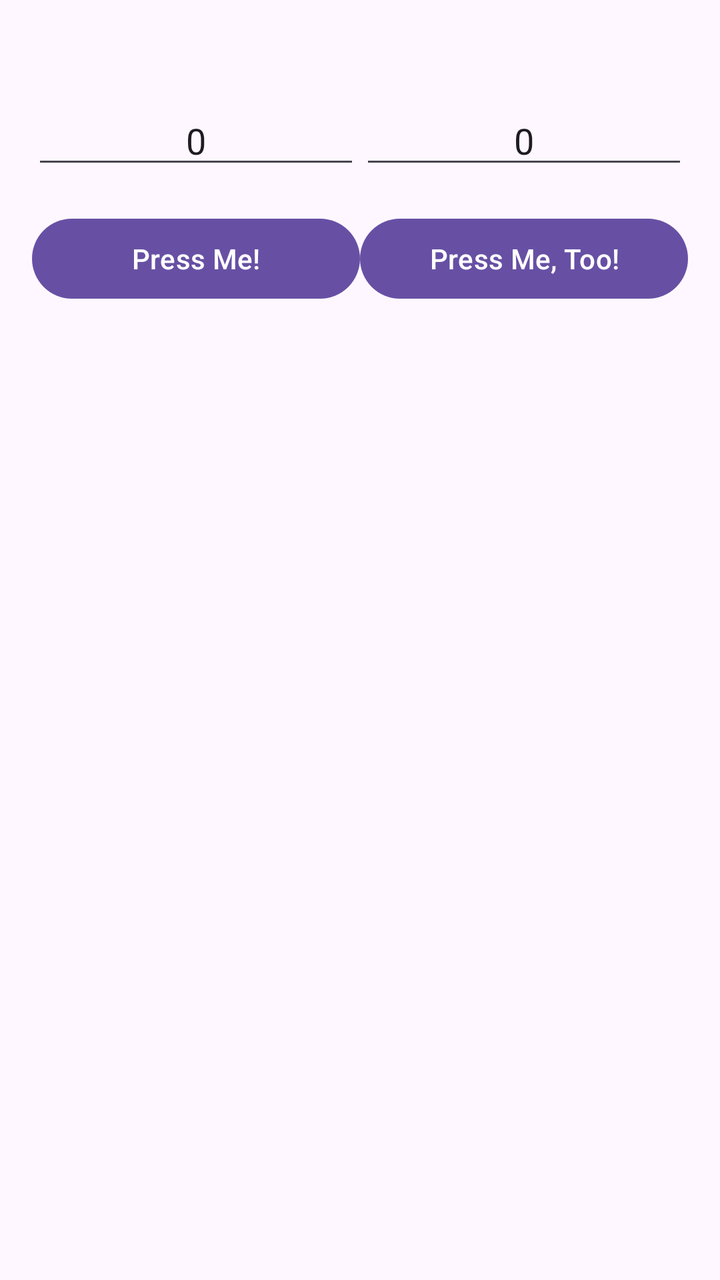
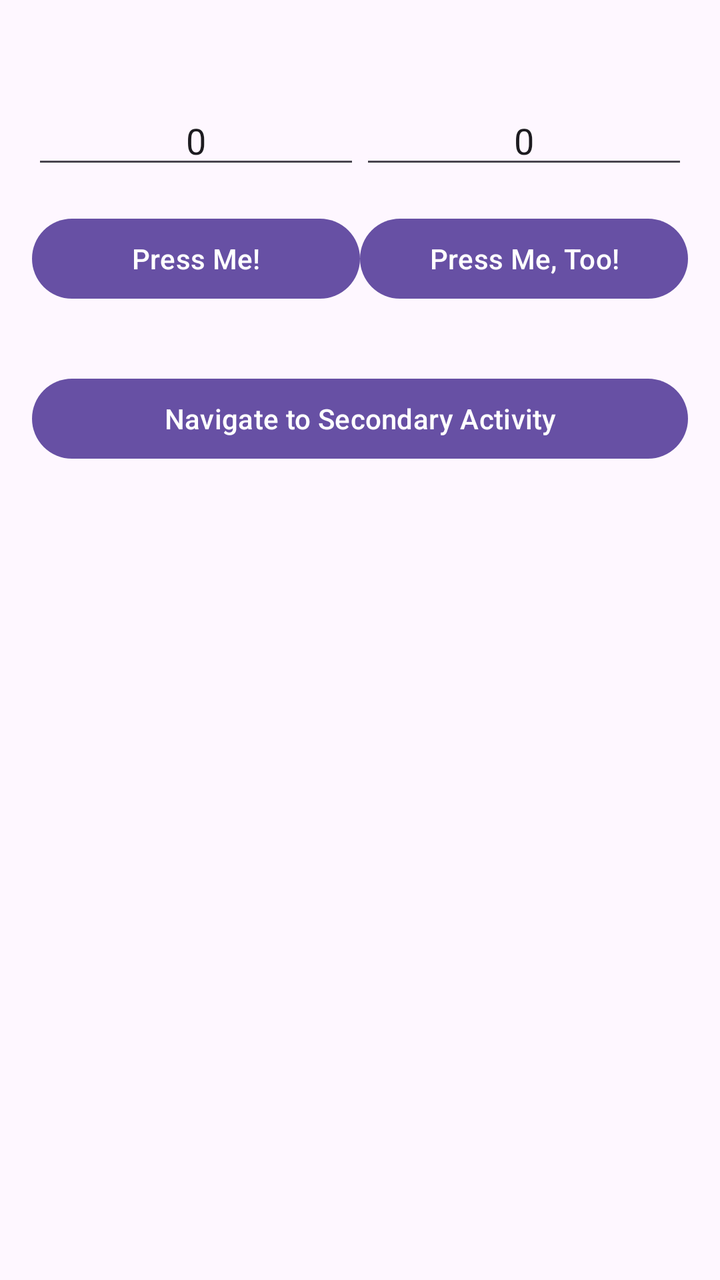

An Android layout rendered at two revisions. The XML below is the earlier revision; the diff shows what the commit changed to produce the second picture.
<!-- AndroidManifest.xml: application theme Theme.PracticalTest01 -->
<!-- res/layout/activity_practical_test01_main.xml -->
<?xml version="1.0" encoding="utf-8"?>
<androidx.constraintlayout.widget.ConstraintLayout xmlns:android="http://schemas.android.com/apk/res/android"
    xmlns:app="http://schemas.android.com/apk/res-auto"
    xmlns:tools="http://schemas.android.com/tools"
    android:id="@+id/main"
    android:layout_width="match_parent"
    android:layout_height="match_parent"
    android:padding="16dp"
    tools:context=".PracticalTest01MainActivity">

    
    <EditText
        android:id="@+id/left_text_field"
        android:layout_width="0dp"
        android:layout_height="wrap_content"
        android:text="0"
        android:textAlignment="center"
        android:focusable="false"
        android:clickable="false"
        android:inputType="none"
        android:layout_marginTop="32dp"
        app:layout_constraintTop_toTopOf="parent"
        app:layout_constraintStart_toStartOf="parent"
        app:layout_constraintEnd_toStartOf="@+id/right_text_field"
        app:layout_constraintHorizontal_chainStyle="spread" />

    
    <EditText
        android:id="@+id/right_text_field"
        android:layout_width="0dp"
        android:layout_height="wrap_content"
        android:text="0"
        android:textAlignment="center"
        android:focusable="false"
        android:clickable="false"
        android:inputType="none"
        android:layout_marginTop="32dp"
        app:layout_constraintTop_toTopOf="parent"
        app:layout_constraintStart_toEndOf="@+id/left_text_field"
        app:layout_constraintEnd_toEndOf="parent" />

    
    <Button
        android:id="@+id/left_button"
        android:layout_width="0dp"
        android:layout_height="wrap_content"
        android:text="Press Me!"
        android:layout_marginTop="16dp"
        app:layout_constraintTop_toBottomOf="@+id/left_text_field"
        app:layout_constraintStart_toStartOf="@+id/left_text_field"
        app:layout_constraintEnd_toEndOf="@+id/left_text_field" />

    
    <Button
        android:id="@+id/right_button"
        android:layout_width="0dp"
        android:layout_height="wrap_content"
        android:text="Press Me, Too!"
        android:layout_marginTop="16dp"
        app:layout_constraintTop_toBottomOf="@+id/right_text_field"
        app:layout_constraintStart_toStartOf="@+id/right_text_field"
        app:layout_constraintEnd_toEndOf="@+id/right_text_field" />

</androidx.constraintlayout.widget.ConstraintLayout>
<!-- resources referenced by this layout -->
<resources>
  <style name="Theme.PracticalTest01" parent="Base.Theme.PracticalTest01" />
  <style name="Base.Theme.PracticalTest01" parent="Theme.Material3.DayNight.NoActionBar">
          
          
      </style>
</resources>

<!-- the commit's change to res/layout/activity_practical_test01_main.xml (unified diff, before → after) -->
@@ -61,4 +61,14 @@
         app:layout_constraintStart_toStartOf="@+id/right_text_field"
         app:layout_constraintEnd_toEndOf="@+id/right_text_field" />
 
+    
+    <Button
+        android:id="@+id/navigate_to_secondary_activity_button"
+        android:layout_width="0dp"
+        android:layout_height="wrap_content"
+        android:text="Navigate to Secondary Activity"
+        android:layout_marginTop="32dp"
+        app:layout_constraintTop_toBottomOf="@+id/left_button"
+        app:layout_constraintStart_toStartOf="parent"
+        app:layout_constraintEnd_toEndOf="parent" />
 </androidx.constraintlayout.widget.ConstraintLayout>
